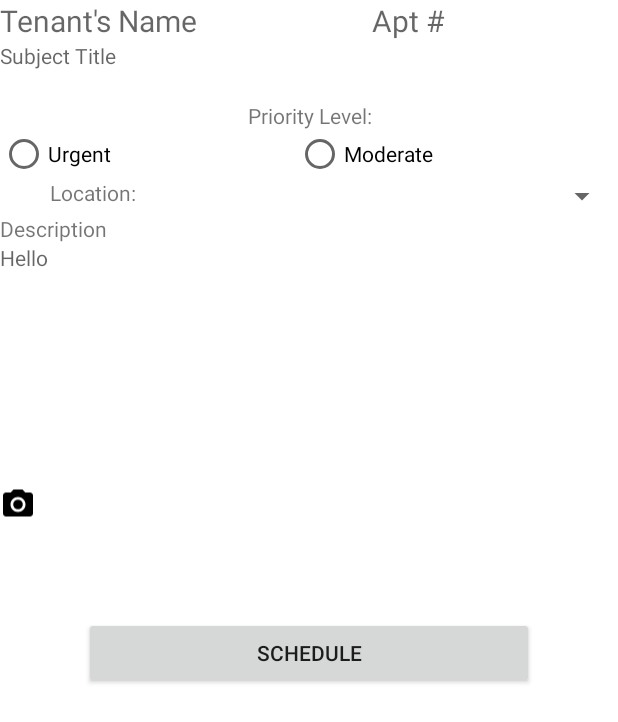
After one commit to jervona/Abode, an Android app: the layout fragment_maintenance_details.xml on its own in the app's theme, with its tools: preview values and no code run, on a phone screen of 412 x 824 dp. The commit adds this screen. Shown: the top 722 px of the screen. Run offline under Robolectric (Android 15) with nearby library versions, the phone set to English and light mode, and no system bars.

```diff
--- a/app/build.gradle
+++ b/app/build.gradle
@@ -46,6 +46,6 @@ dependencies {
     implementation 'com.paypal.sdk:paypal-android-sdk:2.14.1'
     implementation 'com.braintreepayments.api:drop-in:3.3.0'
     implementation 'com.loopj.android:android-async-http:1.4.9'
-    implementation  'com.github.clans:fab:1.6.4'
+    implementation 'com.github.clans:fab:1.6.4'
 }
 apply plugin: 'com.google.gms.google-services'
--- a/app/src/main/java/nyc/c4q/capstone/MainActivity.java
+++ b/app/src/main/java/nyc/c4q/capstone/MainActivity.java
@@ -100,6 +100,7 @@ public class MainActivity extends AppCompatActivity
                             setBottomNav();
                             break;
                         case "PM":
+                            bar.setVisibility(View.GONE);
                             setupViewPager(viewPager, user.getStatus());
                             navigationAdapter = new AHBottomNavigationAdapter(MainActivity.this, R.menu.pm_bottom_nav);
                             navigationAdapter.setupWithBottomNavigation(bottom);
--- a/app/src/main/java/nyc/c4q/capstone/TenantBottomNavFragment/MaintanceFragment.java
+++ b/app/src/main/java/nyc/c4q/capstone/TenantBottomNavFragment/MaintanceFragment.java
@@ -68,7 +68,6 @@ public class MaintanceFragment extends Fragment {
     String TAG = "MaintenanceFragment";
     List<Tickets> ticketsList;
     FirebaseDatabase data = FirebaseDatabase.getInstance();
-
     private static final int NOTIFICATION_ID = 555;
     String NOTIFICATION_CHANNEL = "C4Q Notifications";
     FirebaseStorage storage = FirebaseStorage.getInstance();
--- a/app/src/main/java/nyc/c4q/capstone/tenant_maintenance/NewRequestFragment.java
+++ b/app/src/main/java/nyc/c4q/capstone/tenant_maintenance/NewRequestFragment.java
@@ -67,7 +67,6 @@ public class NewRequestFragment extends Fragment {
 
     ActionBar actionBar;
     int userPriority;
-
 
     TenantDataBaseHelper db;
     private ScrollView maintenanceScroll;
--- /dev/null
+++ b/app/src/main/res/layout/fragment_maintenance_details.xml
@@ -0,0 +1,151 @@
+<FrameLayout
+    xmlns:android="http://schemas.android.com/apk/res/android"
+    xmlns:ads="http://schemas.android.com/apk/res-auto"
+    android:layout_width="match_parent"
+    android:layout_height="match_parent"
+    android:orientation="vertical"
+    android:background="@color/white"
+    android:id="@+id/tenants_requests_details">
+
+    <LinearLayout
+        android:layout_width="match_parent"
+        android:layout_height="wrap_content"
+        android:orientation="vertical">
+
+        <LinearLayout
+            android:layout_width="match_parent"
+            android:layout_height="wrap_content"
+            android:orientation="horizontal">
+
+            <TextView
+                android:id="@+id/tenant_name"
+                android:layout_width="wrap_content"
+                android:layout_height="wrap_content"
+                android:layout_weight="1"
+                android:textSize="20sp"
+                android:hint="Tenant's Name"/>
+
+            <TextView
+                android:id="@+id/tenants_apt"
+                android:layout_width="wrap_content"
+                android:layout_height="wrap_content"
+                android:layout_weight="1"
+                android:textSize="20sp"
+                android:hint="Apt #"/>
+
+        </LinearLayout>
+
+        <TextView
+            android:id="@+id/subject_title_view"
+            android:layout_width="match_parent"
+            android:layout_height="40dp"
+            android:hint="@string/subject_title"
+            android:background="@color/transparent"
+            android:elevation="2dp"/>
+
+        <TextView
+            android:id="@+id/priority_view"
+            android:layout_width="match_parent"
+            android:layout_height="wrap_content"
+            android:gravity="center"
+            android:text="@string/priority_level" />
+
+        <RadioGroup
+            xmlns:android="http://schemas.android.com/apk/res/android"
+            android:layout_width="fill_parent"
+            android:layout_height="wrap_content"
+            android:layout_gravity="center"
+            android:id="@+id/radio_priority"
+            android:orientation="horizontal">
+
+            <RadioButton
+                android:id="@+id/radio_urgent"
+                android:layout_width="wrap_content"
+                android:layout_height="wrap_content"
+                android:layout_weight="1"
+                android:text="@string/urgent"/>
+
+            <RadioButton
+                android:id="@+id/radio_moderate"
+                android:layout_width="wrap_content"
+                android:layout_height="wrap_content"
+                android:layout_weight="1"
+                android:text="@string/moderate"/>
+
+        </RadioGroup>
+
+        <LinearLayout
+            android:layout_width="match_parent"
+            android:layout_height="wrap_content"
+            android:orientation="horizontal">
+            <TextView
+                android:id="@+id/repair_location_view"
+                android:layout_width="wrap_content"
+                android:layout_height="match_parent"
+                android:textAlignment="center"
+                android:layout_weight="1"
+                android:text="Location: "/>
+            <Spinner
+                android:id="@+id/location_spinner"
+                android:layout_width="150dp"
+                android:layout_height="wrap_content"
+                android:layout_weight="2"/>
+        </LinearLayout>
+
+        <TextView
+            android:id="@+id/repair_description_view"
+            android:layout_width="match_parent"
+            android:layout_height="wrap_content"
+            android:text="Description"/>
+
+        <TextView
+            android:id="@+id/user_description_view"
+            android:layout_width="match_parent"
+            android:layout_height="wrap_content"
+            android:gravity="top|start"
+            android:background="@color/transparent"
+            android:hint="Hello"
+            android:ems="10"
+            android:lines="6"
+            android:maxLength="140"/>
+
+        <LinearLayout
+            android:layout_width="match_parent"
+            android:layout_height="150dp"
+            android:gravity="center_vertical"
+            android:orientation="horizontal">
+
+            <ImageView
+                android:id="@+id/add_photo_button"
+                android:layout_width="wrap_content"
+                android:layout_height="match_parent"
+                ads:srcCompat="@drawable/ic_photo_camera_black_24dp"/>
+
+            <LinearLayout
+                android:layout_width="match_parent"
+                android:layout_height="wrap_content"
+                android:layout_marginLeft="10dp"
+                android:gravity="center_vertical"
+                android:orientation="vertical">
+
+                <android.support.v7.widget.RecyclerView
+                    android:id="@+id/image_request_rv"
+                    android:layout_width="match_parent"
+                    android:layout_height="match_parent">
+
+                </android.support.v7.widget.RecyclerView>
+
+            </LinearLayout>
+
+        </LinearLayout>
+
+        <Button
+            android:id="@+id/schedule_request_button"
+            android:layout_width="300dp"
+            android:layout_height="wrap_content"
+            android:layout_gravity="center"
+            android:text="Schedule"/>
+
+    </LinearLayout>
+
+</FrameLayout>
```
Also changed, not shown: app/src/main/java/nyc/c4q/capstone/LandlordDashBoard.java (added, +31 -0 lines), app/src/main/java/nyc/c4q/capstone/LandlordMainAdapter.java (added, +55 -0 lines), app/src/main/java/nyc/c4q/capstone/LandlordMainViewHolder.java (added, +72 -0 lines), app/src/main/java/nyc/c4q/capstone/LandlordMaintenance.java (added, +92 -0 lines), app/src/main/java/nyc/c4q/capstone/MaintenanceDetails.java (added, +48 -0 lines), app/src/main/java/nyc/c4q/capstone/adapter/SectionsPageAdapter.java (+7 -3 lines), app/src/main/res/layout/fragment_landlord_dash_board.xml (added, +13 -0 lines), app/src/main/res/layout/fragment_landlord_maintenance.xml (added, +15 -0 lines), app/src/main/res/layout/landlord_maintenance_item_view.xml (added, +110 -0 lines).
